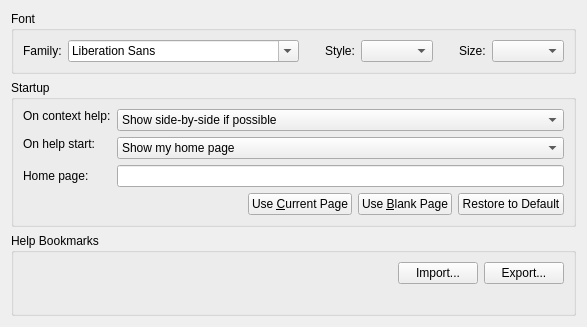
This is src/plugins/help/generalsettingspage.ui in qt-creator/qt-creator as Qt 5 draws it before an edit. The edited form follows.
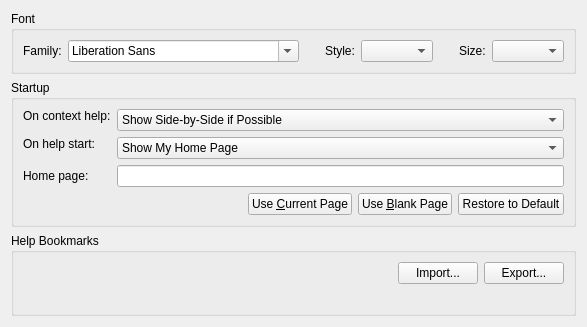
This is the edited form.

The edit to the form file:
```diff
--- a/src/plugins/help/generalsettingspage.ui
+++ b/src/plugins/help/generalsettingspage.ui
@@ -156,7 +156,7 @@
           </property>
           <item>
            <property name="text">
-            <string>Show side-by-side if possible</string>
+            <string>Show Side-by-Side if Possible</string>
            </property>
           </item>
           <item>
@@ -194,7 +194,7 @@
           </property>
           <item>
            <property name="text">
-            <string>Show my home page</string>
+            <string>Show My Home Page</string>
            </property>
           </item>
           <item>
```
Left out of the diff: 8 changed lines with no effect on the pictures.
